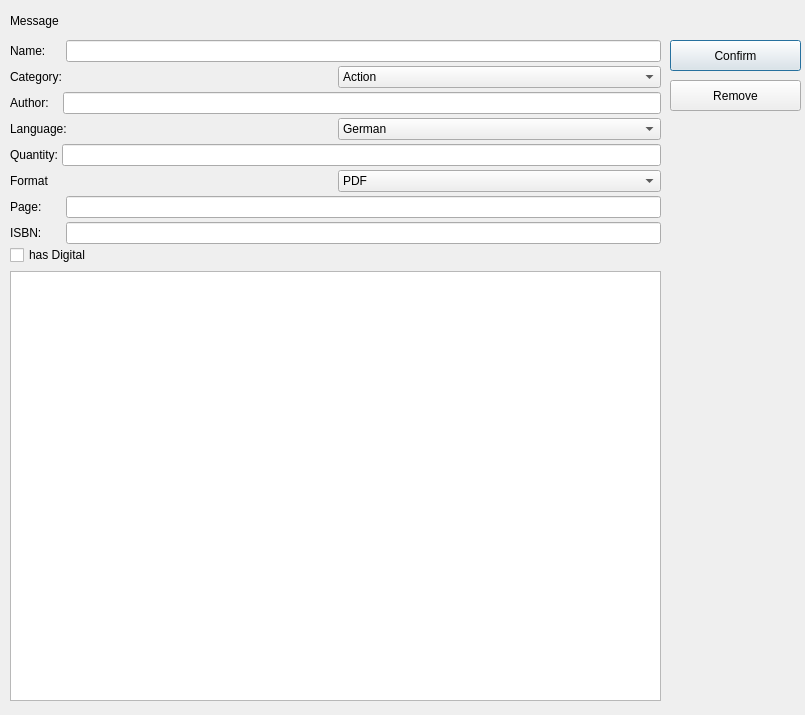
This is bookdialog.ui in concat1911/LibraryManager as Qt 5 draws it before an edit. The edited form follows.
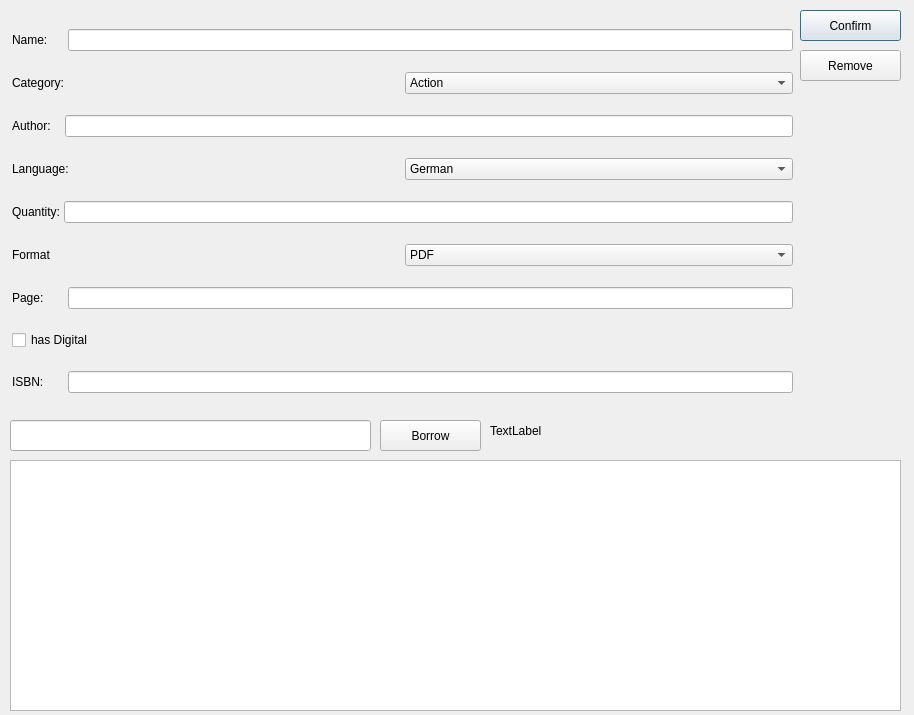
This is the edited form.

Commit message: add borrow feature

Patch:
```diff
--- a/bookdialog.ui
+++ b/bookdialog.ui
@@ -6,7 +6,7 @@
    <rect>
     <x>0</x>
     <y>0</y>
-    <width>805</width>
+    <width>914</width>
     <height>715</height>
    </rect>
   </property>
@@ -16,35 +16,22 @@
   <widget class="QPushButton" name="pushButton">
    <property name="geometry">
     <rect>
-     <x>670</x>
-     <y>40</y>
-     <width>131</width>
-     <height>31</height>
-    </rect>
-   </property>
-   <property name="text">
-    <string>Confirm</string>
-   </property>
-  </widget>
-  <widget class="QLabel" name="message">
-   <property name="geometry">
-    <rect>
-     <x>10</x>
+     <x>800</x>
      <y>10</y>
-     <width>631</width>
-     <height>21</height>
+     <width>101</width>
+     <height>31</height>
     </rect>
    </property>
    <property name="text">
-    <string>Message</string>
+    <string>Confirm</string>
    </property>
   </widget>
   <widget class="QPushButton" name="removeBtn">
    <property name="geometry">
     <rect>
-     <x>670</x>
-     <y>80</y>
-     <width>131</width>
+     <x>800</x>
+     <y>50</y>
+     <width>101</width>
      <height>31</height>
     </rect>
    </property>
@@ -52,22 +39,70 @@
     <string>Remove</string>
    </property>
   </widget>
+  <widget class="QTableView" name="personTable">
+   <property name="enabled">
+    <bool>true</bool>
+   </property>
+   <property name="geometry">
+    <rect>
+     <x>10</x>
+     <y>460</y>
+     <width>891</width>
+     <height>251</height>
+    </rect>
+   </property>
+   <property name="sortingEnabled">
+    <bool>true</bool>
+   </property>
+   <attribute name="verticalHeaderVisible">
+    <bool>false</bool>
+   </attribute>
+  </widget>
+  <widget class="QLineEdit" name="personInput">
+   <property name="geometry">
+    <rect>
+     <x>10</x>
+     <y>420</y>
+     <width>361</width>
+     <height>31</height>
+    </rect>
+   </property>
+  </widget>
+  <widget class="QPushButton" name="borrowInput">
+   <property name="geometry">
+    <rect>
+     <x>380</x>
+     <y>420</y>
+     <width>101</width>
+     <height>31</height>
+    </rect>
+   </property>
+   <property name="text">
+    <string>Borrow</string>
+   </property>
+  </widget>
+  <widget class="QLabel" name="bookAvaiable">
+   <property name="geometry">
+    <rect>
+     <x>490</x>
+     <y>420</y>
+     <width>181</width>
+     <height>21</height>
+    </rect>
+   </property>
+   <property name="text">
+    <string>TextLabel</string>
+   </property>
+  </widget>
   <widget class="QWidget" name="">
    <property name="geometry">
     <rect>
-     <x>10</x>
-     <y>40</y>
-     <width>651</width>
-     <height>661</height>
+     <x>12</x>
+     <y>12</y>
+     <width>781</width>
+     <height>401</height>
     </rect>
    </property>
-   <layout class="QVBoxLayout" name="verticalLayout_2">
-    <item>
-     <layout class="QVBoxLayout" name="formLayout">
-      <property name="spacing">
-       <number>1</number>
-      </property>
-      <item>
        <layout class="QVBoxLayout" name="verticalLayout">
         <property name="spacing">
          <number>4</number>
@@ -373,6 +408,13 @@
           </item>
          </layout>
         </item>
+    <item>
+     <widget class="QCheckBox" name="hasDigital">
+      <property name="text">
+       <string>has Digital</string>
+      </property>
+     </widget>
+    </item>
         <item>
          <layout class="QHBoxLayout" name="horizontalLayout_9">
           <item>
@@ -386,24 +428,6 @@
            <widget class="QLineEdit" name="bookISBN"/>
           </item>
          </layout>
-        </item>
-       </layout>
-      </item>
-      <item>
-       <widget class="QCheckBox" name="hasDigital">
-        <property name="text">
-         <string>has Digital</string>
-        </property>
-       </widget>
-      </item>
-     </layout>
-    </item>
-    <item>
-     <widget class="QTableView" name="personTable">
-      <property name="enabled">
-       <bool>true</bool>
-      </property>
-     </widget>
     </item>
    </layout>
   </widget>
```
Lines whose indentation alone changed are shown as unchanged. The commit also changes 2 other files.
